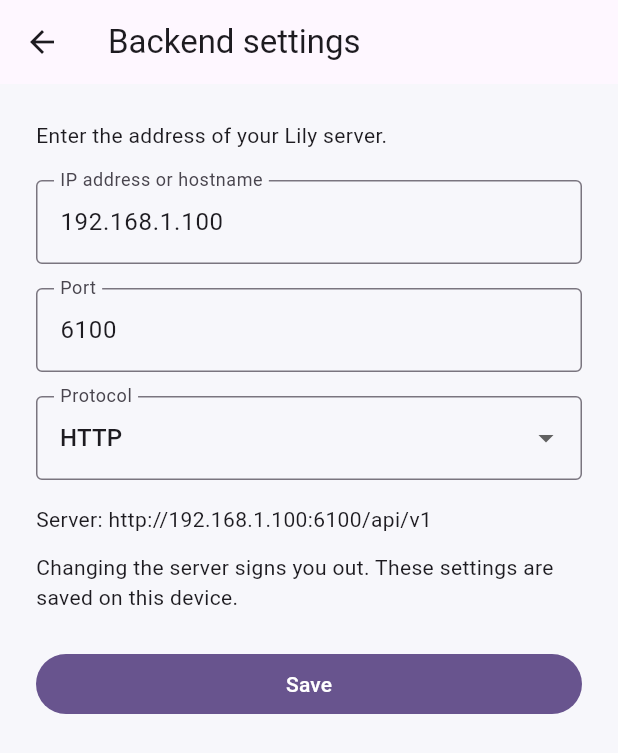
After one commit to hosnihassen9518-sudo/Lily, a Flutter app: the screen it shows after launch, after a tap on the "settings" icon, on a phone screen of 412 x 824 dp. The commit adds this screen. Shown: the top 753 px of the screen. Run offline on Flutter 3.47's test engine with Material 3 defaults, Android fonts, the phone set to English and light mode, and no system bars; our stand-ins replace shared_preferences; missing offline and left inert: wifi_iot; network calls fail.

Commit message:
Add saved mobile backend settings on login and home screens

```diff
--- /dev/null
+++ b/mobile_app/lib/models/backend_settings.dart
@@ -0,0 +1,51 @@
+class BackendSettings {
+  final String host;
+  final int port;
+  final String scheme;
+
+  const BackendSettings._(this.host, this.port, this.scheme);
+
+  static String? hostError(String value) {
+    final host = value.trim();
+    final labels = host.split('.');
+    if (host.isEmpty ||
+        host.length > 253 ||
+        labels.any((label) =>
+            !RegExp(r'^[a-zA-Z0-9](?:[a-zA-Z0-9-]{0,61}[a-zA-Z0-9])?$')
+                .hasMatch(label))) {
+      return 'Enter an IP address or hostname without http:// or a path.';
+    }
+    if (RegExp(r'^[0-9.]+$').hasMatch(host) &&
+        (labels.length != 4 ||
+            labels.any((label) => (int.tryParse(label) ?? 256) > 255))) {
+      return 'Enter a valid IPv4 address.';
+    }
+    return null;
+  }
+
+  static String? portError(String value) {
+    final port = int.tryParse(value.trim());
+    return port == null || port < 1 || port > 65535
+        ? 'Enter a port from 1 to 65535.'
+        : null;
+  }
+
+  factory BackendSettings.validated(
+      {required String host, required String port, required String scheme}) {
+    final error = hostError(host) ?? portError(port);
+    if (error != null) throw FormatException(error);
+    if (scheme != 'http' && scheme != 'https') {
+      throw const FormatException('Choose HTTP or HTTPS.');
+    }
+    return BackendSettings._(
+        host.trim().toLowerCase(), int.parse(port.trim()), scheme);
+  }
+
+  factory BackendSettings.fromUrl(String value) {
+    final uri = Uri.parse(value);
+    return BackendSettings.validated(
+        host: uri.host, port: '${uri.port}', scheme: uri.scheme);
+  }
+
+  String get baseUrl => '$scheme://$host:$port/api/v1';
+}
--- a/mobile_app/lib/screens/auth_screen.dart
+++ b/mobile_app/lib/screens/auth_screen.dart
@@ -1,6 +1,7 @@
 import 'package:flutter/material.dart';
 import 'package:provider/provider.dart';
 import '../state/app_state.dart';
+import '../widgets/backend_settings_button.dart';
 
 class AuthScreen extends StatefulWidget {
   const AuthScreen({super.key});
@@ -62,6 +63,7 @@ class _AuthScreenState extends State<AuthScreen> {
     final state = context.watch<AppState>();
 
     return Scaffold(
+      appBar: AppBar(title: const Text('Lily'), actions: const [BackendSettingsButton()]),
       body: SafeArea(
         child: Center(
           child: ConstrainedBox(
--- /dev/null
+++ b/mobile_app/lib/screens/backend_settings_screen.dart
@@ -0,0 +1,129 @@
+import 'package:flutter/material.dart';
+import 'package:provider/provider.dart';
+import '../models/backend_settings.dart';
+import '../state/app_state.dart';
+
+class BackendSettingsScreen extends StatefulWidget {
+  const BackendSettingsScreen({super.key});
+
+  @override
+  State<BackendSettingsScreen> createState() => _BackendSettingsScreenState();
+}
+
+class _BackendSettingsScreenState extends State<BackendSettingsScreen> {
+  final _form = GlobalKey<FormState>();
+  late final TextEditingController _host;
+  late final TextEditingController _port;
+  late String _scheme;
+  bool _saving = false;
+  String? _error;
+
+  @override
+  void initState() {
+    super.initState();
+    final settings = context.read<AppState>().backendSettings;
+    _host = TextEditingController(text: settings.host);
+    _port = TextEditingController(text: '${settings.port}');
+    _scheme = settings.scheme;
+  }
+
+  @override
+  void dispose() {
+    _host.dispose();
+    _port.dispose();
+    super.dispose();
+  }
+
+  Future<void> _save() async {
+    if (!_form.currentState!.validate()) return;
+    setState(() {
+      _saving = true;
+      _error = null;
+    });
+    try {
+      await context
+          .read<AppState>()
+          .saveBackendSettings(BackendSettings.validated(
+            host: _host.text,
+            port: _port.text,
+            scheme: _scheme,
+          ));
+      if (!mounted) return;
+      Navigator.of(context).popUntil((route) => route.isFirst);
+      ScaffoldMessenger.of(context).showSnackBar(
+          const SnackBar(content: Text('Backend settings saved.')));
+    } catch (error) {
+      if (mounted) {
+        setState(() => _error = 'Could not save settings. Please try again.');
+      }
+    } finally {
+      if (mounted) setState(() => _saving = false);
+    }
+  }
+
+  @override
+  Widget build(BuildContext context) {
+    final state = context.watch<AppState>();
+    return Scaffold(
+      appBar: AppBar(title: const Text('Backend settings')),
+      body: Center(
+          child: ConstrainedBox(
+        constraints: const BoxConstraints(maxWidth: 480),
+        child: Form(
+            key: _form,
+            child: ListView(
+              padding: const EdgeInsets.all(24),
+              children: [
+                const Text('Enter the address of your Lily server.'),
+                const SizedBox(height: 20),
+                TextFormField(
+                  controller: _host,
+                  decoration: const InputDecoration(
+                      labelText: 'IP address or hostname',
+                      hintText: '192.168.1.100'),
+                  keyboardType: TextInputType.url,
+                  autocorrect: false,
+                  validator: (value) => BackendSettings.hostError(value ?? ''),
+                  onChanged: (_) => setState(() {}),
+                ),
+                const SizedBox(height: 16),
+                TextFormField(
+                  controller: _port,
+                  decoration: const InputDecoration(
+                      labelText: 'Port', hintText: '6100'),
+                  keyboardType: TextInputType.number,
+                  validator: (value) => BackendSettings.portError(value ?? ''),
+                  onChanged: (_) => setState(() {}),
+                ),
+                const SizedBox(height: 16),
+                DropdownButtonFormField<String>(
+                  initialValue: _scheme,
+                  decoration: const InputDecoration(labelText: 'Protocol'),
+                  items: const [
+                    DropdownMenuItem(value: 'http', child: Text('HTTP')),
+                    DropdownMenuItem(value: 'https', child: Text('HTTPS')),
+                  ],
+                  onChanged: (value) => setState(() => _scheme = value!),
+                ),
+                const SizedBox(height: 16),
+                Text(
+                    'Server: $_scheme://${_host.text.trim()}:${_port.text.trim()}/api/v1'),
+                const SizedBox(height: 12),
+                const Text(
+                    'Changing the server signs you out. These settings are saved on this device.'),
+                if (_error != null) ...[
+                  const SizedBox(height: 12),
+                  Text(_error!,
+                      style: TextStyle(
+                          color: Theme.of(context).colorScheme.error)),
+                ],
+                const SizedBox(height: 24),
+                FilledButton(
+                    onPressed: _saving || state.busy ? null : _save,
+                    child: Text(_saving ? 'Saving…' : 'Save')),
+              ],
+            )),
+      )),
+    );
+  }
+}
--- a/mobile_app/lib/screens/home_screen.dart
+++ b/mobile_app/lib/screens/home_screen.dart
@@ -3,9 +3,9 @@ import 'package:flutter/foundation.dart';
 import 'package:flutter/material.dart';
 import 'package:provider/provider.dart';
 import '../models/device.dart';
-import '../models/home.dart';
 import '../state/app_state.dart';
 import '../widgets/device_card.dart';
+import '../widgets/backend_settings_button.dart';
 import 'home_management_screen.dart';
 import 'music_screen.dart';
 import 'pair_device_screen.dart';
@@ -204,6 +204,7 @@ class _HomeScreenState extends State<HomeScreen> {
 
     if (kIsWeb) {
       return Scaffold(
+        appBar: AppBar(title: const Text('Lily'), actions: const [BackendSettingsButton()]),
         body: Row(
           children: [
             NavigationRail(
@@ -229,7 +230,7 @@ class _HomeScreenState extends State<HomeScreen> {
     }
 
     return Scaffold(
-      appBar: AppBar(title: const Text('Lily')),
+      appBar: AppBar(title: const Text('Lily'), actions: const [BackendSettingsButton()]),
       body: pages[index],
       bottomNavigationBar: NavigationBar(
         selectedIndex: index,
--- a/mobile_app/lib/state/app_state.dart
+++ b/mobile_app/lib/state/app_state.dart
@@ -4,9 +4,29 @@ import '../models/device.dart';
 import '../models/music_track.dart';
 import '../models/home.dart';
 import '../services/api_service.dart';
+import '../models/backend_settings.dart';
 
 class AppState extends ChangeNotifier {
-  final api = ApiService();
+  AppState({ApiService? api}) : api = api ?? ApiService();
+  final ApiService api;
+  int _sessionRevision = 0;
+  BackendSettings get backendSettings => BackendSettings.fromUrl(api.baseUrl);
+
+  Future<void> saveBackendSettings(BackendSettings settings) async {
+    if (busy) throw StateError('Wait for the current request to finish.');
+    final prefs = await SharedPreferences.getInstance();
+    final changed = settings.baseUrl != backendSettings.baseUrl;
+    // Remove the old server's persisted token before persisting a new server.
+    if (changed) await logout();
+    if (!await prefs.setString('backend_base_url', settings.baseUrl)) {
+      throw StateError('Could not save backend settings.');
+    }
+    if (changed) {
+      api.baseUrl = settings.baseUrl;
+      error = null;
+    }
+    notifyListeners();
+  }
 
   bool initialized = false;
   bool busy = false;
@@ -21,6 +41,14 @@ class AppState extends ChangeNotifier {
 
   Future<void> initialize() async {
     final prefs = await SharedPreferences.getInstance();
+    final savedUrl = prefs.getString('backend_base_url');
+    if (savedUrl != null) {
+      try {
+        api.baseUrl = BackendSettings.fromUrl(savedUrl).baseUrl;
+      } on FormatException {
+        await prefs.remove('backend_base_url');
+      }
+    }
     api.token = prefs.getString('access_token');
 
     if (api.token != null) {
@@ -84,8 +112,7 @@ class AppState extends ChangeNotifier {
   }
 
   Future<void> logout() async {
-    final prefs = await SharedPreferences.getInstance();
-    await prefs.remove('access_token');
+    _sessionRevision++;
     api.token = null;
     profile = null;
     devices = [];
@@ -93,17 +120,29 @@ class AppState extends ChangeNotifier {
     homes = [];
     rooms = [];
     notifyListeners();
+    final prefs = await SharedPreferences.getInstance();
+    if (!await prefs.remove('access_token')) {
+      throw StateError('Could not clear the saved session.');
+    }
   }
 
   Future<void> refresh() async {
     if (!authenticated) return;
-    devices = await api.getDevices();
-    music = await api.getMusic();
-    homes = await api.getHomes();
+    final revision = _sessionRevision;
+    final loadedDevices = await api.getDevices();
+    if (revision != _sessionRevision) return;
+    final loadedMusic = await api.getMusic();
+    if (revision != _sessionRevision) return;
+    final loadedHomes = await api.getHomes();
+    if (revision != _sessionRevision) return;
     final loadedRooms = <LilyRoom>[];
-    for (final home in homes) {
+    for (final home in loadedHomes) {
       loadedRooms.addAll(await api.getRooms(home.id));
+      if (revision != _sessionRevision) return;
     }
+    devices = loadedDevices;
+    music = loadedMusic;
+    homes = loadedHomes;
     rooms = loadedRooms;
     notifyListeners();
   }
--- /dev/null
+++ b/mobile_app/lib/widgets/backend_settings_button.dart
@@ -0,0 +1,15 @@
+import 'package:flutter/material.dart';
+import '../screens/backend_settings_screen.dart';
+
+class BackendSettingsButton extends StatelessWidget {
+  const BackendSettingsButton({super.key});
+
+  @override
+  Widget build(BuildContext context) => IconButton(
+        tooltip: 'Backend settings',
+        icon: const Icon(Icons.settings_outlined),
+        onPressed: () => Navigator.of(context).push(MaterialPageRoute<void>(
+          builder: (_) => const BackendSettingsScreen(),
+        )),
+      );
+}
```
Also changed, not shown: mobile_app/lib/screens/music_screen.dart (+10 -6 lines), mobile_app/lib/services/api_service.dart (+25 -19 lines), 3 other files.
